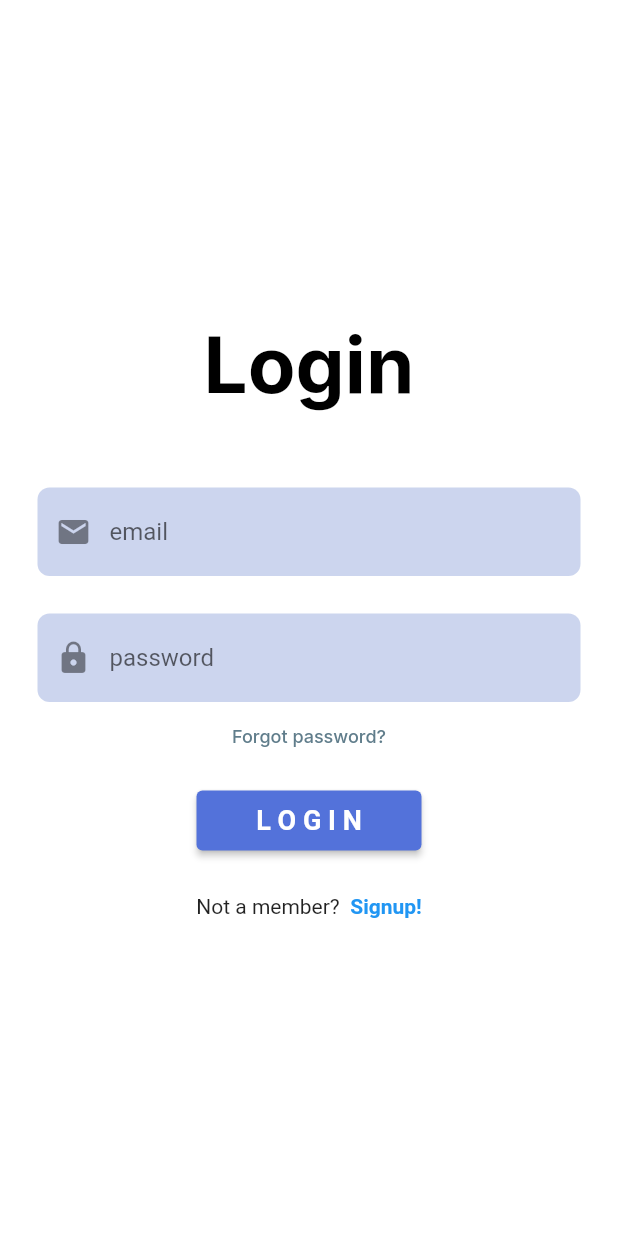
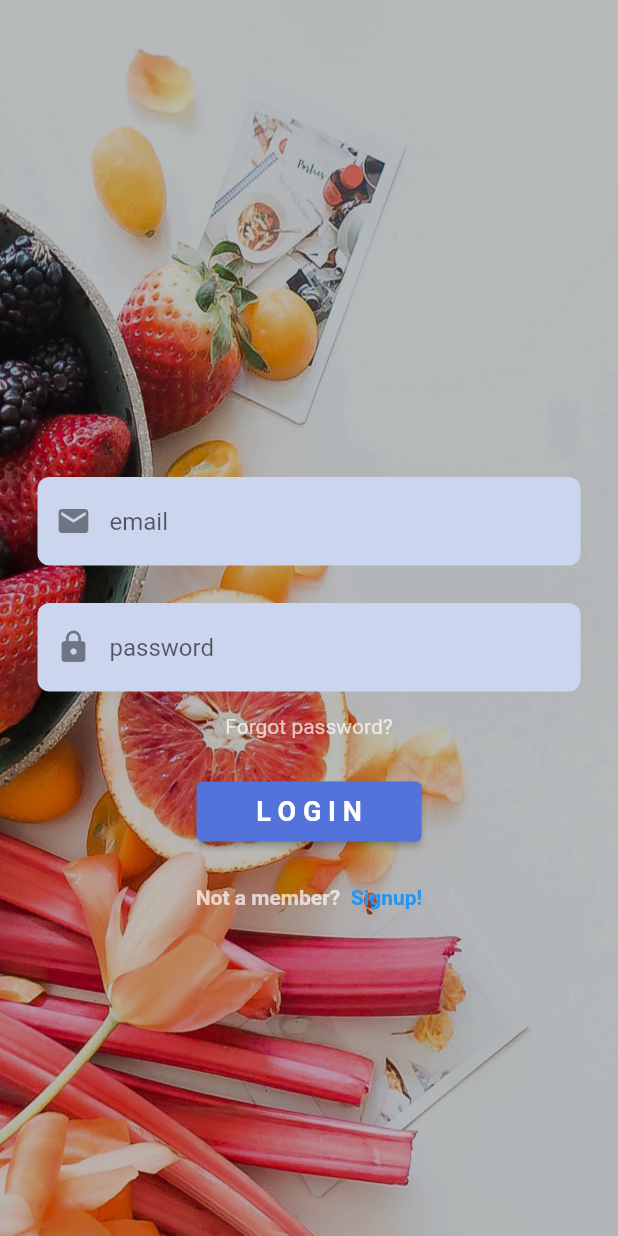
Before and after one commit to shankerram3/flutter_cookbook, a Flutter app: the screen it shows after launch, after a tap on "L O G I N", on a phone screen of 412 x 824 dp. Run offline on Flutter 3.47's test engine with Material 2 defaults, Android fonts, the phone set to English and light mode, and no system bars; our stand-ins replace cloud_firestore, firebase_auth, firebase_core, flutter_svg, google_fonts; accounts and stored records are empty.

Commit message:
welcome screen done,login done,to do preferences screen

```diff
--- a/lib/Models/user_model.dart
+++ b/lib/Models/user_model.dart
@@ -1,7 +1,11 @@
+import 'package:cloud_firestore/cloud_firestore.dart';
+
 class User{
 
   final String? id;
   final String? email;
+  final db = FirebaseFirestore.instance;
+
 
   User(this.id, this.email);
 
--- a/lib/screens/Welcome.dart
+++ b/lib/screens/Welcome.dart
@@ -2,20 +2,15 @@ import 'dart:ui';
 
 import 'package:flutter/material.dart';
 import 'package:google_fonts/google_fonts.dart';
+
+import '../utils/const_keys.dart';
 
 class Welcome extends StatelessWidget {
   const Welcome({Key? key}) : super(key: key);
 
   @override
   Widget build(BuildContext context) {
-    return Container(
-      height: double.infinity,
-      width: double.infinity,
-      decoration: const BoxDecoration(
-          image: DecorationImage(
-              image: AssetImage("assets/images/pancake_raspberry.jpeg"),
-              fit: BoxFit.cover)),
-      child: Scaffold(
+    return Scaffold(
       body: Stack(
         children: [
           const Positioned.fill(
@@ -52,11 +47,13 @@ class Welcome extends StatelessWidget {
                   ),
                 ),
                 const SizedBox(
-                    height: 240,
+                  height: 200,
                 ),
                 Padding(
                   padding: const EdgeInsets.symmetric(horizontal: 25.0),
                   child: Center(
+                    child: Hero(
+                      tag: loginButtonKey,
                       child: ElevatedButton(
                         style: ButtonStyle(
                           fixedSize: MaterialStateProperty.all<Size>(
@@ -73,6 +70,7 @@ class Welcome extends StatelessWidget {
                               color: Color.fromARGB(255, 255, 255, 255),
                               fontWeight: FontWeight.bold,
                               fontSize: 18),
+                        ),
                       ),
                     ),
                   ),
@@ -103,7 +101,6 @@ class Welcome extends StatelessWidget {
           ),
         ],
       ),
-      ),
     );
   }
 }
--- a/lib/screens/dietary_preferences.dart
+++ b/lib/screens/dietary_preferences.dart
@@ -0,0 +1,15 @@
+import 'package:flutter/material.dart';
+
+class DietPreferences extends StatefulWidget {
+  const DietPreferences({Key? key}) : super(key: key);
+
+  @override
+  State<DietPreferences> createState() => _DietPreferencesState();
+}
+
+class _DietPreferencesState extends State<DietPreferences> {
+  @override
+  Widget build(BuildContext context) {
+    return Container();
+  }
+}
--- a/lib/screens/login_page.dart
+++ b/lib/screens/login_page.dart
@@ -4,6 +4,9 @@ import 'package:flutter/material.dart';
 import 'package:flutter_svg/flutter_svg.dart';
 import 'package:google_fonts/google_fonts.dart';
 import 'package:provider/provider.dart';
+
+import '../utils/const_keys.dart';
+
 class LoginPage extends StatefulWidget {
   // ignore: prefer_const_constructors_in_immutables
   LoginPage({Key? key}) : super(key: key);
@@ -21,36 +24,52 @@ class _LoginPageState extends State<LoginPage> {
     return Scaffold(
       resizeToAvoidBottomInset: false,
       backgroundColor: Colors.white,
-      body: SafeArea(
-        child: Center(
+      body: Stack(
+        children: [
+          const Positioned.fill(
+            child: Image(
+              image: AssetImage('assets/images/loginImage.jpg'),
+              fit: BoxFit.fill,
+            ),
+          ),
+          Container(
+            color: Colors.black26,
+            width: double.infinity,
+            height: double.infinity,
+          ),
+          Center(
             child: SingleChildScrollView(
-            child:
-            Column(mainAxisAlignment: MainAxisAlignment.center, children: [
-              Text(
-                'Login',
-                style: GoogleFonts.inter(
-                    fontSize: 52, color: Colors.black,fontWeight: FontWeight.bold),
+              child: Column(
+                  mainAxisAlignment: MainAxisAlignment.center,
+                  children: [
+                    const SizedBox(
+                      height: 100.0,
                     ),
-              const SizedBox(
-                height: 50,
-              ),
-
+                    // Text(
+                    //   'Login',
+                    //   style: GoogleFonts.inter(
+                    //       fontSize: 52,
+                    //       color: Colors.indigoAccent,
+                    //       fontWeight: FontWeight.bold),
+                    // ),
+                    // const SizedBox(
+                    //   height: 50,
+                    // ),
 
                     // EMAIL
                     Padding(
                       padding: const EdgeInsets.symmetric(horizontal: 25.0),
                       child: TextField(
                         controller: email,
-                  decoration:InputDecoration(
+                        decoration: InputDecoration(
                             filled: true,
-                      fillColor: const  Color.fromARGB(255, 204, 213, 238),
-                      prefixIcon: const Icon(
-                          Icons.mail
-                      ),
+                            fillColor: const Color.fromARGB(255, 204, 213, 238),
+                            prefixIcon: const Icon(Icons.mail),
                             border: OutlineInputBorder(
                               borderSide: BorderSide.none,
                               borderRadius: BorderRadius.circular(8.0),
-                      ), hintText: 'email'),
+                            ),
+                            hintText: 'email'),
                       ),
                     ),
                     const SizedBox(
@@ -65,42 +84,47 @@ class _LoginPageState extends State<LoginPage> {
                         child: TextField(
                           controller: password,
                           obscureText: true,
-                    decoration:
-                    InputDecoration(
+                          decoration: InputDecoration(
                               filled: true,
-                        fillColor: const  Color.fromARGB(255, 204, 213, 238),
-                        prefixIcon: const Icon(
-                        Icons.lock
-                      ),
+                              fillColor:
+                                  const Color.fromARGB(255, 204, 213, 238),
+                              prefixIcon: const Icon(Icons.lock),
                               border: OutlineInputBorder(
                                 borderSide: BorderSide.none,
                                 borderRadius: BorderRadius.circular(8.0),
-                        ), hintText: 'password'),
+                              ),
+                              hintText: 'password'),
                         ),
                       ),
                     ),
                     const SizedBox(height: 15.0),
 
-              Text(
+                    const Text(
                       'Forgot password?',
-                style: GoogleFonts.inter(
-                    fontSize: 12, color: Colors.blueGrey,fontWeight: FontWeight.w500),
+                        style: TextStyle(
+                          color: Colors.white70,
+
+                        ),
                     ),
                     const SizedBox(height: 25.0),
                     //Sign-in Button
                     Padding(
                       padding: const EdgeInsets.symmetric(horizontal: 25.0),
                       child: Center(
+                        child: Hero(
+                          tag: loginButtonKey,
                           child: ElevatedButton(
                             style: ButtonStyle(
-                      fixedSize: MaterialStateProperty.all<Size>(const Size(150, 40)),
-                      backgroundColor: MaterialStateProperty.all<Color>(const Color.fromARGB(255, 83, 114, 218)),
+                              fixedSize: MaterialStateProperty.all<Size>(
+                                  const Size(150, 40)),
+                              backgroundColor: MaterialStateProperty.all<Color>(
+                                  const Color.fromARGB(255, 83, 114, 218)),
                             ),
                             onPressed: () async {
-
-                      var credential = await authService.signInWithEmailAndPassword(email.text, password.text);
+                              var credential =
+                                  await authService.signInWithEmailAndPassword(
+                                      email.text, password.text);
                               debugPrint(credential?.id);
-
                             },
                             child: const Text(
                               'L O G I N',
@@ -112,26 +136,36 @@ class _LoginPageState extends State<LoginPage> {
                           ),
                         ),
                       ),
+                    ),
                     const SizedBox(height: 25.0),
                     Row(
                       mainAxisAlignment: MainAxisAlignment.center,
-                children:  [
-                  const Text('Not a member?'),
+                      children: [
+                        const Text(
+                          'Not a member?',
+                          style: TextStyle(
+                            color: Colors.white70,
+                            fontWeight: FontWeight.bold,
+                          ),
+                        ),
                         GestureDetector(
-                    onTap: (){
-                      Navigator.pushNamed(context,'/register');
+                          onTap: () {
+                            Navigator.pushNamed(context, '/register');
                           },
-                    child: const Text('  Signup!',
+                          child: const Text(
+                            '  Signup!',
                             style: TextStyle(
                               color: Colors.blue,
                               fontWeight: FontWeight.bold,
-                        ),),
+                            ),
+                          ),
                         )
                       ],
                     )
                   ]),
             ),
           ),
+        ],
       ),
     );
   }
--- a/lib/services/api_service.dart
+++ b/lib/services/api_service.dart
@@ -2,13 +2,13 @@
 import 'package:flutter/material.dart';
 import 'package:http/http.dart';
 
-import '../Models/Models.dart';
+import '../Models/models.dart';
 
 class HttpService {
   final String apiId = 'ee3e06ee';
   final String apiKey = 'b4c64905376491daed848cb56de82e9f';
   final String url = 'https://api.edamam.com/api/recipes/v2?type=public&beta=false&q=breakfast&app_id=ee3e06ee&app_key=b4c64905376491daed848cb56de82e9f&health=gluten-free';
-
+  final String baseURl='https://api.edamam.com/api/recipes/v2';
 
   getRecipe() async {
     var response = await get(Uri.parse(url));
--- a/lib/services/auth_service.dart
+++ b/lib/services/auth_service.dart
@@ -1,7 +1,7 @@
 
 import 'package:firebase_auth/firebase_auth.dart' as auth;
 
-import '../Models/User_model.dart';
+import '../Models/user_model.dart';
 
 class AuthService{
   final auth.FirebaseAuth _firebaseAuth = auth.FirebaseAuth.instance;
--- a/lib/utils/const_keys.dart
+++ b/lib/utils/const_keys.dart
@@ -0,0 +1 @@
+ const String loginButtonKey = "HeroLogin";
--- a/lib/wrapper.dart
+++ b/lib/wrapper.dart
@@ -4,7 +4,7 @@ import 'package:cookbook/services/auth_service.dart';
 import 'package:flutter/material.dart';
 import 'package:provider/provider.dart';
 
-import 'Models/User_model.dart';
+import 'Models/user_model.dart';
 import 'screens/login_page.dart';
 
 class Wrapper extends StatelessWidget {
--- a/pubspec.yaml
+++ b/pubspec.yaml
@@ -37,6 +37,7 @@ dependencies:
   provider:
   flutter_svg:
   cupertino_icons: ^1.0.2
+  cloud_firestore: ^3.1.18
 
 dev_dependencies:
   flutter_test:
```
Also changed, not shown: assets/images/loginImage.jpg, pubspec.lock. Lines whose indentation alone changed are shown as unchanged.
